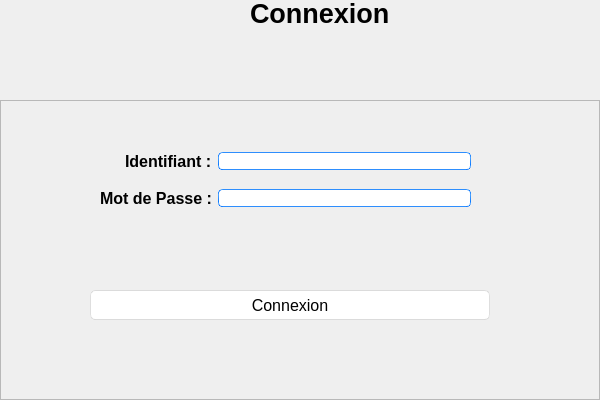
The window that FrameworkQT/src/main/c++/fr/univtours/polytech/FrameworkQT/view/connectioninterface.ui (ChakSem/TPs-Plateformes-C-) describes before a commit, drawn with Qt 5.
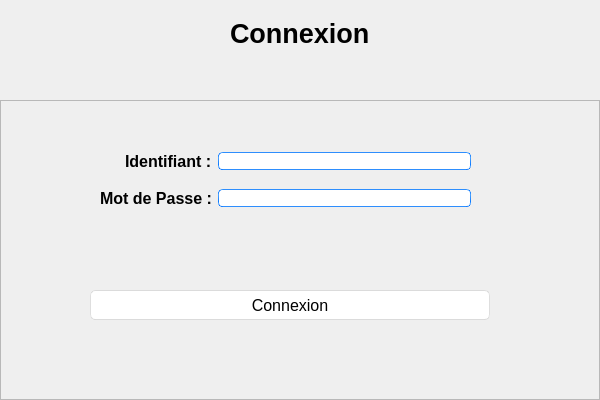
The same window after the commit.

What changed in the file:
```diff
--- a/FrameworkQT/src/main/c++/fr/univtours/polytech/FrameworkQT/view/connectioninterface.ui
+++ b/FrameworkQT/src/main/c++/fr/univtours/polytech/FrameworkQT/view/connectioninterface.ui
@@ -666,8 +666,8 @@
   <widget class="QLabel" name="labelConnection">
    <property name="geometry">
     <rect>
-     <x>250</x>
-     <y>0</y>
+     <x>230</x>
+     <y>20</y>
      <width>351</width>
      <height>27</height>
     </rect>
```
